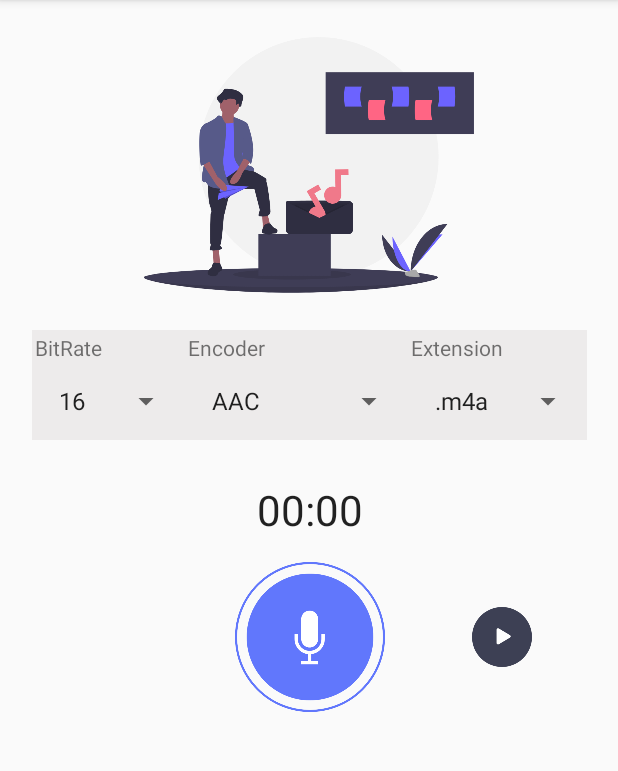
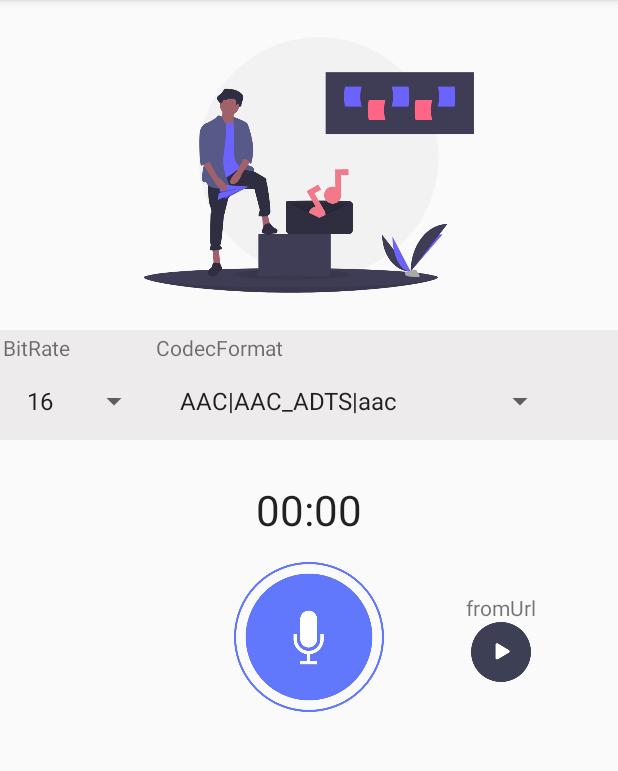
Before and after one commit to Oshuremy/AndroidAudioTest, an Android app: the screen it shows after launch (MainActivity), on a phone screen of 412 x 824 dp, the part 84-855 px from its top. Run offline under Robolectric (Android 15) with nearby library versions, the light colour scheme and no system bars.

Commit message:
rework record audio

```diff
--- /dev/null
+++ b/app/src/main/java/com/remys/audiotest/CodecFormat.kt
@@ -0,0 +1,7 @@
+package com.remys.audiotest
+
+class CodecFormat(var codec: Int, var outputFormat: Int, var extension: String, var toString: String) {
+    override fun toString(): String {
+        return toString
+    }
+}
--- a/app/src/main/java/com/remys/audiotest/MainActivity.kt
+++ b/app/src/main/java/com/remys/audiotest/MainActivity.kt
@@ -4,10 +4,11 @@ import android.Manifest
 import android.content.pm.PackageManager
 import android.media.MediaPlayer
 import android.media.MediaRecorder
+import android.media.MediaRecorder.AudioEncoder
+import android.media.MediaRecorder.OutputFormat
 import android.net.Uri
 import android.os.Bundle
 import android.os.SystemClock
-import android.util.Log
 import android.view.MotionEvent
 import android.view.View
 import android.widget.AdapterView
@@ -16,10 +17,6 @@ import android.widget.ImageView
 import androidx.appcompat.app.AppCompatActivity
 import androidx.core.app.ActivityCompat
 import androidx.recyclerview.widget.LinearLayoutManager
-import com.remys.audiotest.SpinnerHelper.BITRATE_SELECTOR
-import com.remys.audiotest.SpinnerHelper.ENCODER_SELECTOR
-import com.remys.audiotest.SpinnerHelper.EXTENSION_SELECTOR
-import com.remys.audiotest.SpinnerHelper.getAudioEncoder
 import kotlinx.android.synthetic.main.activity_main.*
 import java.io.File
 import java.io.IOException
@@ -32,8 +29,6 @@ private const val REQUEST_RECORD_AUDIO_PERMISSION = 200
 class MainActivity : AppCompatActivity(),
     OnAudioFileListener {
     private var bitrateValue: Int = 0
-    private lateinit var encoderValue: String
-    private lateinit var extensionValue: String
 
     private var mediaRecorder: MediaRecorder? = null
     private var mediaPlayer: MediaPlayer? = null
@@ -49,6 +44,31 @@ class MainActivity : AppCompatActivity(),
     private var allFiles: ArrayList<File>? = null
 
     private var playlistAdapter: PlaylistAdapter? = null
+
+    private lateinit var codecFormatSelected: CodecFormat
+    private val codecFormatList = arrayOf(
+        // .aac
+        CodecFormat(AudioEncoder.AAC, OutputFormat.AAC_ADTS, ".aac", "AAC|AAC_ADTS|aac"),
+        // CodecFormat(AudioEncoder.HE_AAC, OutputFormat.AAC_ADTS, ".aac", "HE_AAC|AAC_ADTS|aac"),
+        CodecFormat(AudioEncoder.AAC_ELD, OutputFormat.AAC_ADTS, ".aac", "AAC_ELD|AAC_ADTS|aac"),
+
+        // .mpa
+        // CodecFormat(AudioEncoder.AAC, OutputFormat.AAC_ADTS, ".m4a", "AAC|AAC_ADTS|m4a"),
+        // CodecFormat(AudioEncoder.HE_AAC, OutputFormat.AAC_ADTS, ".m4a", "HE_AAC|AAC_ADTS|m4a"),
+        // CodecFormat(AudioEncoder.AAC_ELD, OutputFormat.AAC_ADTS, ".m4a", "AAC_ELD|AAC_ADTS|m4a"),
+
+        // .mp4
+        CodecFormat(AudioEncoder.AAC_ELD, OutputFormat.AAC_ADTS, ".mp4", "AAC_ELD|AAC_ADTS|mp4"),
+
+        // mp3
+        CodecFormat(AudioEncoder.AAC, OutputFormat.MPEG_4, ".mp3", "AAC|MPEG_4|mp3"),
+
+        // OPUS .ogg/.webm
+        CodecFormat(AudioEncoder.OPUS, OutputFormat.OGG, ".ogg", "OPUS|OGG|ogg"),
+        CodecFormat(AudioEncoder.OPUS, OutputFormat.WEBM, ".webm", "OPUS|WEBM|webm")
+        // CodecFormat(AudioEncoder.VORBIS, OutputFormat.OGG, ".ogg", "VORBIS|OGG|ogg"),
+        // CodecFormat(AudioEncoder.VORBIS, OutputFormat.WEBM, ".webm", "VORBIS|WEBM|webm")
+    )
 
     override fun onCreate(savedInstanceState: Bundle?) {
         super.onCreate(savedInstanceState)
@@ -90,8 +110,16 @@ class MainActivity : AppCompatActivity(),
     private fun checkReadStoragePermissions() {
         if (ActivityCompat.checkSelfPermission(this, readStoragePermission) == PackageManager.PERMISSION_GRANTED)
             return
+        else
+            ActivityCompat.requestPermissions(this, arrayOf(readStoragePermission), REQUEST_RECORD_AUDIO_PERMISSION)
+    }
+
+    private fun checkPermissions(): Boolean {
+        return if (ActivityCompat.checkSelfPermission(this, recordPermission) == PackageManager.PERMISSION_GRANTED)
+            true
         else {
-            ActivityCompat.requestPermissions(this, arrayOf(readStoragePermission), REQUEST_RECORD_AUDIO_PERMISSION)
+            ActivityCompat.requestPermissions(this, arrayOf(recordPermission), REQUEST_RECORD_AUDIO_PERMISSION)
+            false
         }
     }
 
@@ -99,16 +127,18 @@ class MainActivity : AppCompatActivity(),
         timer.base = SystemClock.elapsedRealtime()
         timer.start()
 
-        val formatter = SimpleDateFormat("dd:HH:mm:ss", Locale.FRANCE)
-        val recordFile = "${bitrateValue}_${encoderValue}_${formatter.format(Date())}$extensionValue"
+        val formatter = SimpleDateFormat("ddHHmmss", Locale.FRANCE)
+        val recordFile =
+            "${formatter.format(Date())}-${bitrateValue}-" +
+                "${codecFormatSelected.toString}${codecFormatSelected.extension}"
 
         mediaRecorder = MediaRecorder()
         mediaRecorder?.apply {
             this.setAudioSource(MediaRecorder.AudioSource.MIC)
-            this.setOutputFormat(MediaRecorder.OutputFormat.AAC_ADTS)
+            this.setOutputFormat(codecFormatSelected.outputFormat)
             this.setOutputFile("$path/$recordFile")
-            this.setAudioEncoder(getAudioEncoder(encoderValue))
-            this.setAudioEncodingBitRate(bitrateValue)
+            this.setAudioEncoder(codecFormatSelected.codec)
+            // this.setAudioEncodingBitRate(bitrateValue)
 
             try {
                 this.prepare()
@@ -136,55 +166,35 @@ class MainActivity : AppCompatActivity(),
         setRecyclerView()
     }
 
-    private fun checkPermissions(): Boolean {
-        return if (ActivityCompat.checkSelfPermission(this, recordPermission) == PackageManager.PERMISSION_GRANTED)
-            true
-        else {
-            ActivityCompat.requestPermissions(this, arrayOf(recordPermission), REQUEST_RECORD_AUDIO_PERMISSION)
-            false
-        }
-    }
-
     private fun setSpinners() {
         val bitrateSelection = this.resources.getStringArray(R.array.bitrate_select)
         bitrate_selector.adapter = ArrayAdapter(this, android.R.layout.simple_list_item_1, bitrateSelection)
 
-        val encoderSelection = this.resources.getStringArray(R.array.encoder_select)
-        encoder_selector.adapter = ArrayAdapter(this, android.R.layout.simple_list_item_1, encoderSelection)
+        val codecFormatStrings: ArrayList<String> = arrayListOf()
+        for (codecFormat in codecFormatList)
+            codecFormatStrings.add(codecFormat.toString())
 
-        val extensionSelection = this.resources.getStringArray(R.array.extension_select)
-        extension_selector.adapter = ArrayAdapter(this, android.R.layout.simple_list_item_1, extensionSelection)
+        codecformat_selector.adapter = ArrayAdapter(this, android.R.layout.simple_list_item_1, codecFormatStrings)
     }
 
     private fun initSpinnersListener() {
         bitrate_selector.onItemSelectedListener = object : AdapterView.OnItemSelectedListener {
             override fun onItemSelected(parent: AdapterView<*>?, view: View?, position: Int, id: Long) {
-                bitrateValue =
-                    SpinnerHelper.getSpinnerSelectedValue(applicationContext, BITRATE_SELECTOR, position).toInt()
+                bitrateValue = resources.getStringArray(R.array.bitrate_select)[position].toInt()
             }
 
             override fun onNothingSelected(parent: AdapterView<*>?) {
-                bitrateValue = SpinnerHelper.getSpinnerSelectedValue(applicationContext, BITRATE_SELECTOR, 0).toInt()
+                bitrateValue = resources.getStringArray(R.array.bitrate_select)[0].toInt()
             }
         }
 
-        encoder_selector.onItemSelectedListener = object : AdapterView.OnItemSelectedListener {
+        codecformat_selector.onItemSelectedListener = object : AdapterView.OnItemSelectedListener {
             override fun onItemSelected(parent: AdapterView<*>?, view: View?, position: Int, id: Long) {
-                encoderValue = SpinnerHelper.getSpinnerSelectedValue(applicationContext, ENCODER_SELECTOR, position)
+                codecFormatSelected = codecFormatList[position]
             }
 
             override fun onNothingSelected(parent: AdapterView<*>?) {
-                encoderValue = SpinnerHelper.getSpinnerSelectedValue(applicationContext, ENCODER_SELECTOR, 0)
-            }
-        }
-
-        extension_selector.onItemSelectedListener = object : AdapterView.OnItemSelectedListener {
-            override fun onItemSelected(parent: AdapterView<*>?, view: View?, position: Int, id: Long) {
-                extensionValue = SpinnerHelper.getSpinnerSelectedValue(applicationContext, EXTENSION_SELECTOR, position)
-            }
-
-            override fun onNothingSelected(parent: AdapterView<*>?) {
-                extensionValue = SpinnerHelper.getSpinnerSelectedValue(applicationContext, EXTENSION_SELECTOR, 0)
+                codecFormatSelected = codecFormatList[0]
             }
         }
     }
@@ -204,61 +214,29 @@ class MainActivity : AppCompatActivity(),
     }
 
     private fun playAudio(file: File?, imageView: ImageView) {
-        Log.d("#test", "path: ${file?.absolutePath}")
-        Log.d("#test", "Uri.FromFile: ${Uri.fromFile(file)}")
-
-        Log.d("#test", "canRead: ${file?.canRead()} | exist: ${file?.exists()}")
-
         mediaPlayer = MediaPlayer.create(this, Uri.fromFile(file))
 
         mediaPlayer?.apply {
             try {
-                // prepare()
                 start()
             } catch (e: IOException) {
                 e.printStackTrace()
             }
         }
 
-        // val player = MediaPlayer();
-        // if (Build.VERSION.SDK_INT >= Build.VERSION_CODES.LOLLIPOP) {
-        //     player.setAudioAttributes(AudioAttributes.Builder()
-        //         .setUsage(AudioAttributes.USAGE_MEDIA)
-        //         .setContentType(AudioAttributes.CONTENT_TYPE_MUSIC)
-        //         .setLegacyStreamType(AudioManager.STREAM_MUSIC)
-        //         .build());
-        // } else {
-        //     player.setAudioStreamType(AudioManager.STREAM_MUSIC);
-        // }
-        // try {
-        //     player.setDataSource(this, Uri.fromFile(file))
-        //     // player.prepareAsync();
-        //     player.prepare();
-        //     player.start();
-        //     // player.setOnPreparedListener {
-        //     //     player.start()
-        //     // }
-        // } catch (e: Exception) {
-        //     e.printStackTrace()
-        // }
-
         imageView.setImageDrawable(resources.getDrawable(R.drawable.list_pause_btn))
         isPlaying = true
 
-        /*mediaPlayer?.setOnCompletionListener {
-            MediaPlayer.OnCompletionListener {
+        mediaPlayer?.setOnCompletionListener {
             it?.apply {
                 stop()
                 release()
-
             }
 
             imageView.setImageDrawable(resources.getDrawable(R.drawable.list_play_btn))
             isPlaying = false
             mediaPlayer = null
         }
-
-        }*/
     }
 
     private fun stopAudio(imageView: ImageView) {
@@ -268,13 +246,6 @@ class MainActivity : AppCompatActivity(),
 
         imageView.setImageDrawable(resources.getDrawable(R.drawable.list_play_btn))
         isPlaying = false
-    }
-
-    override fun playAudioFile(file: File?, imageView: ImageView) {
-        if (!isPlaying)
-            playAudio(file, imageView)
-        else
-            stopAudio(imageView)
     }
 
     private fun playAudioUrl() {
@@ -293,6 +264,13 @@ class MainActivity : AppCompatActivity(),
         }
     }
 
+    override fun playAudioFile(file: File?, imageView: ImageView) {
+        if (!isPlaying)
+            playAudio(file, imageView)
+        else
+            stopAudio(imageView)
+    }
+
     override fun getAudioFileDetail(position: Int) {
         TODO("Not yet implemented")
     }
--- a/app/src/main/java/com/remys/audiotest/SpinnerHelper.kt
+++ /dev/null
@@ -1,39 +0,0 @@
-package com.remys.audiotest
-
-import android.content.Context
-import android.media.MediaRecorder
-
-object SpinnerHelper {
-    const val BITRATE_SELECTOR = "bitrate_selector"
-    const val ENCODER_SELECTOR = "encoder_selector"
-    const val EXTENSION_SELECTOR = "extension_selector"
-
-    private const val AAC_ENCODER = "AAC"
-    private const val HE_AAC_ENCODER = "HE AAC"
-    private const val ELD_AAC_ENCODER = "ELD AAC"
-
-    fun getSpinnerSelectedValue(context: Context, selectorType: String, valuePosition: Int): String {
-        return when(selectorType) {
-            BITRATE_SELECTOR -> getStringFromArray(context.resources.getStringArray(R.array.bitrate_select),
-                valuePosition)
-            ENCODER_SELECTOR -> getStringFromArray(context.resources.getStringArray(R.array.encoder_select),
-                valuePosition)
-            EXTENSION_SELECTOR -> getStringFromArray(context.resources.getStringArray(R.array.extension_select),
-                valuePosition)
-            else -> ""
-        }
-    }
-
-    private fun getStringFromArray(stringArray: Array<String>, valuePosition: Int): String {
-        return stringArray[valuePosition]
-    }
-
-    fun getAudioEncoder(selectedEncoder: String): Int {
-        return when(selectedEncoder) {
-            AAC_ENCODER -> MediaRecorder.AudioEncoder.AAC
-            HE_AAC_ENCODER -> MediaRecorder.AudioEncoder.HE_AAC
-            ELD_AAC_ENCODER -> MediaRecorder.AudioEncoder.AAC_ELD
-            else -> MediaRecorder.AudioEncoder.AAC
-        }
-    }
-}
--- a/app/src/main/res/layout/activity_main.xml
+++ b/app/src/main/res/layout/activity_main.xml
@@ -18,7 +18,7 @@
 
     <LinearLayout
         android:id="@+id/linearLayout"
-        android:layout_width="wrap_content"
+        android:layout_width="match_parent"
         android:layout_height="wrap_content"
         android:orientation="horizontal"
         app:layout_constraintEnd_toEndOf="@+id/imageView"
@@ -47,8 +47,9 @@
         </LinearLayout>
 
         <LinearLayout
-            android:layout_width="wrap_content"
+            android:layout_width="0dp"
             android:layout_height="wrap_content"
+            android:layout_weight="1"
             android:background="#EDEBEB"
             android:orientation="vertical"
             android:padding="2dp">
@@ -57,36 +58,13 @@
                 android:layout_width="wrap_content"
                 android:layout_height="wrap_content"
                 android:layout_marginBottom="2dp"
-                android:text="Encoder"
+                android:text="CodecFormat"
                 android:textAppearance="@style/TextAppearance.AppCompat.Small" />
 
             <Spinner
-                android:id="@+id/encoder_selector"
+                android:id="@+id/codecformat_selector"
                 android:layout_width="wrap_content"
-                android:layout_height="wrap_content"
-                android:entries="@array/encoder_select" />
-        </LinearLayout>
-
-        <LinearLayout
-            android:layout_width="wrap_content"
-            android:layout_height="wrap_content"
-            android:background="#EDEBEB"
-            android:orientation="vertical"
-            android:padding="2dp"
-            android:paddingRight="0dp">
-
-            <TextView
-                android:layout_width="wrap_content"
-                android:layout_height="wrap_content"
-                android:layout_marginBottom="2dp"
-                android:text="Extension"
-                android:textAppearance="@style/TextAppearance.AppCompat.Small" />
-
-            <Spinner
-                android:id="@+id/extension_selector"
-                android:layout_width="wrap_content"
-                android:layout_height="wrap_content"
-                android:entries="@array/extension_select" />
+                android:layout_height="wrap_content" />
         </LinearLayout>
     </LinearLayout>
 
@@ -118,15 +96,27 @@
         app:layout_constraintTop_toBottomOf="@+id/timer"
         app:srcCompat="@drawable/record_btn_recording" />
 
-    <ImageView
-        android:id="@+id/play_audio_url"
-        android:layout_width="40dp"
-        android:layout_height="40dp"
+    <LinearLayout
+        android:layout_width="wrap_content"
+        android:layout_height="wrap_content"
+        android:gravity="center"
+        android:orientation="vertical"
         app:layout_constraintBottom_toBottomOf="@+id/record_button"
         app:layout_constraintEnd_toEndOf="parent"
         app:layout_constraintStart_toEndOf="@+id/record_button"
-        app:layout_constraintTop_toTopOf="@+id/record_button"
-        app:srcCompat="@drawable/list_play_btn" />
+        app:layout_constraintTop_toTopOf="@+id/record_button">
+
+        <TextView
+            android:layout_width="wrap_content"
+            android:layout_height="wrap_content"
+            android:text="fromUrl" />
+
+        <ImageView
+            android:id="@+id/play_audio_url"
+            android:layout_width="40dp"
+            android:layout_height="40dp"
+            app:srcCompat="@drawable/list_play_btn" />
+    </LinearLayout>
 
     <androidx.recyclerview.widget.RecyclerView
         android:id="@+id/recycler_view"
--- a/app/src/main/res/values/strings.xml
+++ b/app/src/main/res/values/strings.xml
@@ -7,15 +7,4 @@
         <item>32</item>
         <item>48</item>
     </string-array>
-
-    <string-array name="encoder_select">
-        <item>AAC</item>
-        <item>ELD AAC</item>
-        <item>HE AAC</item>
-    </string-array>
-
-    <string-array name="extension_select">
-        <item>.m4a</item>
-        <item>.aac</item>
-    </string-array>
 </resources>
```
Lines whose indentation alone changed are shown as unchanged.
